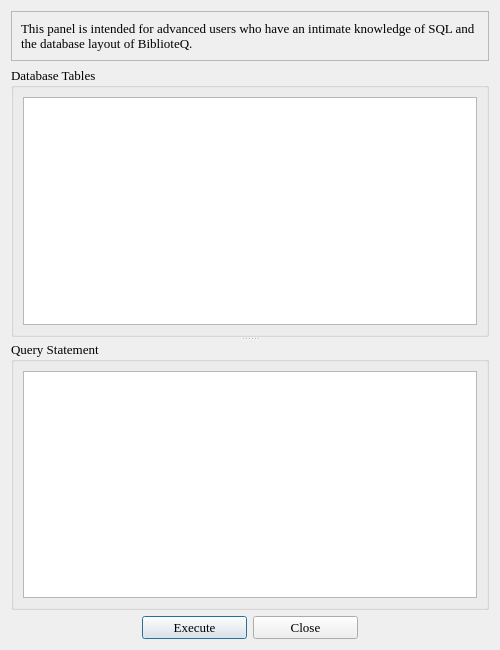
This is customquery.ui in textbrowser/biblioteq as Qt 5 draws it before an edit. The edited form follows.
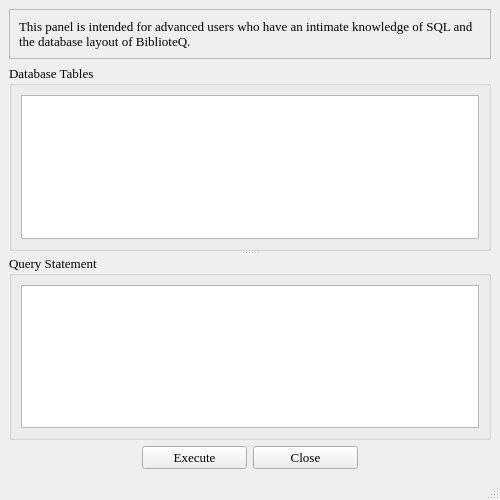
This is the edited form. Icons and pictures are not drawn.

```diff
--- a/customquery.ui
+++ b/customquery.ui
@@ -1,14 +1,20 @@
 <ui version="4.0" >
  <class>customquery</class>
- <widget class="QDialog" name="customquery" >
+ <widget class="QMainWindow" name="customquery" >
   <property name="geometry" >
    <rect>
     <x>0</x>
     <y>0</y>
     <width>500</width>
-    <height>650</height>
+    <height>500</height>
    </rect>
   </property>
+  <property name="minimumSize" >
+   <size>
+    <width>500</width>
+    <height>500</height>
+   </size>
+  </property>
   <property name="font" >
    <font>
     <family>Times</family>
@@ -18,6 +24,7 @@
   <property name="windowTitle" >
    <string>BiblioteQ: Custom Query</string>
   </property>
+  <widget class="QWidget" name="centralwidget" >
   <layout class="QVBoxLayout" >
    <item>
     <widget class="QFrame" name="frame" >
@@ -163,12 +170,8 @@
    </item>
   </layout>
  </widget>
- <tabstops>
-  <tabstop>tables_t</tabstop>
-  <tabstop>query_te</tabstop>
-  <tabstop>execute_pb</tabstop>
-  <tabstop>close_pb</tabstop>
- </tabstops>
+  <widget class="QStatusBar" name="statusbar" />
+ </widget>
  <resources/>
  <connections/>
 </ui>
```
Lines whose indentation alone changed are shown as unchanged.
